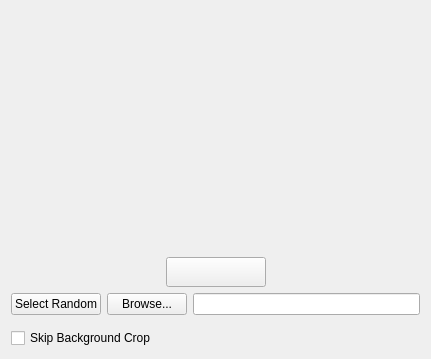
This is ImageWizard/filechooser.ui in coltoncandy/Image-Generator-Wizard as Qt 5 draws it before an edit. The edited form follows.
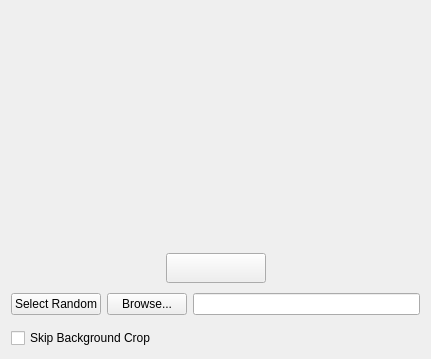
This is the edited form.

Commit message: Added spacing to the reset button above and below

What changed in the file:
```diff
--- a/ImageWizard/filechooser.ui
+++ b/ImageWizard/filechooser.ui
@@ -70,6 +70,19 @@
      </property>
     </widget>
    </item>
+   <item>
+    <spacer name="horizontalSpacer_5">
+     <property name="orientation">
+      <enum>Qt::Horizontal</enum>
+     </property>
+     <property name="sizeHint" stdset="0">
+      <size>
+       <width>40</width>
+       <height>4</height>
+      </size>
+     </property>
+    </spacer>
+   </item>
    <item>
     <layout class="QHBoxLayout" name="horizontalLayout_2">
      <item>
@@ -134,6 +147,19 @@
      </item>
     </layout>
    </item>
+   <item>
+    <spacer name="horizontalSpacer_4">
+     <property name="orientation">
+      <enum>Qt::Horizontal</enum>
+     </property>
+     <property name="sizeHint" stdset="0">
+      <size>
+       <width>40</width>
+       <height>4</height>
+      </size>
+     </property>
+    </spacer>
+   </item>
    <item>
     <layout class="QVBoxLayout" name="verticalLayout">
      <item>
```
